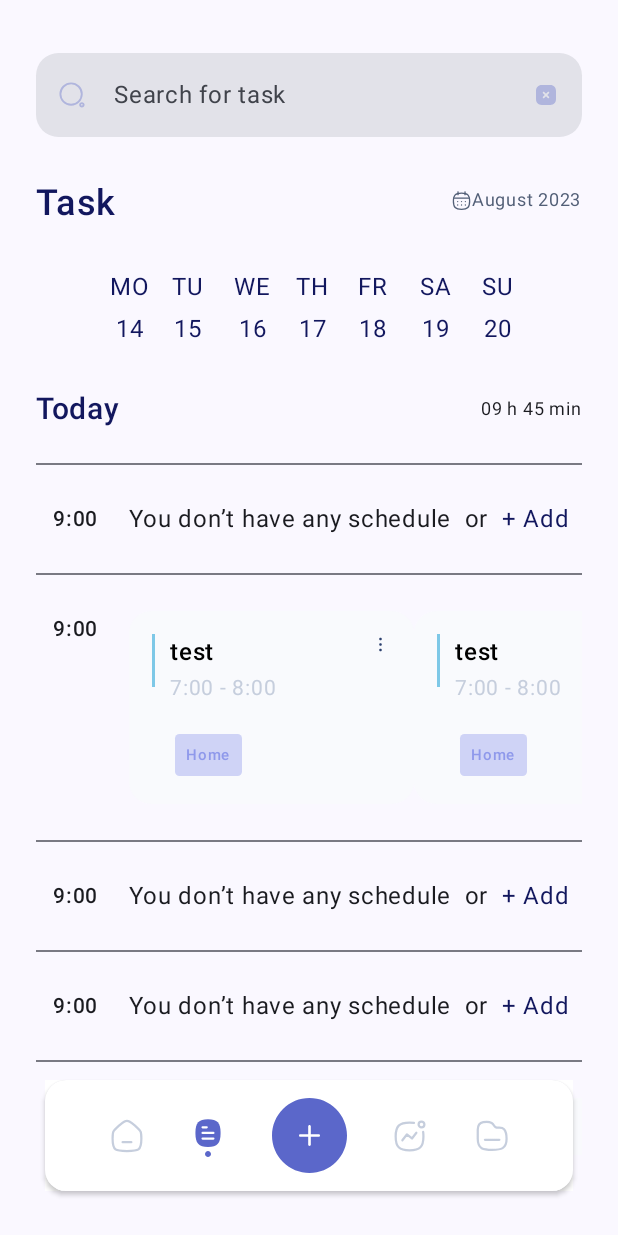
After one commit to reubennguyen224/DemoCompose, an Android app built with Jetpack Compose: the TaskScreen screen opened through its navigation route, on a phone screen of 412 x 824 dp. The commit adds this screen. Run offline under Robolectric (Android 15) with nearby library versions, the phone set to English and light mode, and no system bars.

Commit message:
task screen

```diff
--- a/app/src/main/java/com/demoapp/democompose/HomeActivity.kt
+++ b/app/src/main/java/com/demoapp/democompose/HomeActivity.kt
@@ -40,6 +40,7 @@ import androidx.navigation.compose.rememberNavController
 import com.demoapp.democompose.ui.screens.common.BottomBarScreen
 import com.demoapp.democompose.ui.screens.createtask.CreateTask
 import com.demoapp.democompose.ui.screens.home.HomeScreen
+import com.demoapp.democompose.ui.screens.task.TaskScreen
 import com.demoapp.democompose.ui.theme.DemoComposeTheme
 import com.demoapp.democompose.ui.theme.white
 
@@ -61,7 +62,7 @@ fun HomeApp() {
         modifier = Modifier.fillMaxSize(),
         color = MaterialTheme.colorScheme.background
     ) {
-
+        BottomNav()
     }
 }
 
@@ -78,7 +79,7 @@ fun HomeAppNavHost(
             HomeScreen()
         }
         composable(route = BottomBarScreen.Document.route) {
-
+            TaskScreen()
         }
         composable(route = BottomBarScreen.Create.route) {
             CreateTask()
@@ -159,7 +160,7 @@ fun RowScope.AddItem(
             }
         }
     ) {
-        Column {
+        Column(horizontalAlignment = Alignment.CenterHorizontally) {
             Image(
                 painter = painterResource(id = if (selected) screen.icon_focused else screen.icon),
                 contentDescription = "icon"
--- a/app/src/main/java/com/demoapp/democompose/ui/screens/common/CardTask.kt
+++ b/app/src/main/java/com/demoapp/democompose/ui/screens/common/CardTask.kt
@@ -79,6 +79,43 @@ fun ItemTask(modifier: Modifier = Modifier, task: Task = Task()) {
     }
 }
 
+@Composable
+fun SmallItemTask(modifier: Modifier = Modifier, task: Task = Task()) {
+    Card(
+        modifier = modifier, shape = RoundedCornerShape(15.dp),
+        colors = CardDefaults.cardColors(cardColor)
+    ) {
+        Row(modifier = Modifier
+            .width(190.dp)
+            .padding(15.dp),
+            horizontalArrangement = Arrangement.SpaceBetween){
+            Column(horizontalAlignment = Alignment.Start, modifier = Modifier) {
+                Row {
+                    Divider(modifier = Modifier
+                        .width(2.dp)
+                        .height(35.dp), color = getColor(task)
+                    )
+                    Column {
+                        Text(text = task.title, fontWeight = FontWeight.Medium, fontSize = 16.sp, color = textColor, modifier = Modifier.padding(start = 10.dp))
+                        Text(text = buildAnnotatedString {
+                            append(task.timeBegin)
+                            append(" - ")
+                            append(task.timeEnd)
+                        }, color = hintColor, fontSize = 14.sp, modifier = Modifier.padding(start = 10.dp))
+
+                        LazyRow(modifier = Modifier.padding(top = 15.dp, start = 10.dp)){
+                            items(task.tags){
+                                Tag(name = it.name)
+                            }
+                        }
+                    }
+                }
+            }
+            Image(painter = painterResource(id = R.drawable.ic_more), contentDescription = "more")
+        }
+    }
+}
+
 fun getColor(task: Task): Color{
     return when (task.status) {
         StatusTask.Completed -> bgComplete
--- a/app/src/main/java/com/demoapp/democompose/ui/screens/common/CustomTextField.kt
+++ b/app/src/main/java/com/demoapp/democompose/ui/screens/common/CustomTextField.kt
@@ -1,5 +1,6 @@
 package com.demoapp.democompose.ui.screens.common
 
+import android.annotation.SuppressLint
 import androidx.compose.foundation.layout.Column
 import androidx.compose.foundation.layout.padding
 import androidx.compose.foundation.layout.size
@@ -77,6 +78,7 @@ fun CustomTextField(
     )
 }
 
+@SuppressLint("SuspiciousIndentation")
 @OptIn(ExperimentalMaterial3Api::class, ExperimentalComposeUiApi::class)
 @Composable
 fun PasswordTextField(
--- a/app/src/main/java/com/demoapp/democompose/ui/screens/createtask/CreateTask.kt
+++ b/app/src/main/java/com/demoapp/democompose/ui/screens/createtask/CreateTask.kt
@@ -5,26 +5,53 @@ import androidx.compose.foundation.layout.Arrangement
 import androidx.compose.foundation.layout.Column
 import androidx.compose.foundation.layout.Row
 import androidx.compose.foundation.layout.fillMaxWidth
+import androidx.compose.foundation.layout.padding
+import androidx.compose.foundation.layout.wrapContentHeight
+import androidx.compose.foundation.rememberScrollState
+import androidx.compose.foundation.verticalScroll
 import androidx.compose.material3.Text
 import androidx.compose.runtime.Composable
 import androidx.compose.ui.Alignment
 import androidx.compose.ui.Modifier
 import androidx.compose.ui.res.painterResource
+import androidx.compose.ui.text.font.FontWeight
+import androidx.compose.ui.text.style.TextAlign
 import androidx.compose.ui.tooling.preview.Preview
+import androidx.compose.ui.unit.dp
+import androidx.compose.ui.unit.sp
 import com.demoapp.democompose.R
+import com.demoapp.democompose.ui.theme.titleColor
 
 @Composable
-fun CreateTask(){
-    Column {
-        Row(modifier = Modifier.fillMaxWidth(), horizontalArrangement = Arrangement.Start) {
+fun CreateTask() {
+    Column(
+        modifier = Modifier
+            .padding(top = 30.dp)
+            .verticalScroll(rememberScrollState())
+    ) {
+        Row(
+            modifier = Modifier
+                .fillMaxWidth()
+                .wrapContentHeight(),
+            horizontalArrangement = Arrangement.Start,
+            verticalAlignment = Alignment.CenterVertically
+        ) {
             Image(painter = painterResource(id = R.drawable.ic_back), contentDescription = "back")
-            Text(text = "Add Task")
+            Text(
+                text = "Add Task",
+                modifier = Modifier.fillMaxWidth(),
+                fontWeight = FontWeight.SemiBold,
+                fontSize = 18.sp,
+                color = titleColor,
+                textAlign = TextAlign.Center
+            )
         }
+
     }
 }
 
-@Preview(showBackground = true)
+@Preview(showBackground = true, showSystemUi = true)
 @Composable
-fun Preview(){
+fun Preview() {
     CreateTask()
 }
--- a/app/src/main/java/com/demoapp/democompose/ui/screens/home/HomeScreen.kt
+++ b/app/src/main/java/com/demoapp/democompose/ui/screens/home/HomeScreen.kt
@@ -1,9 +1,11 @@
 package com.demoapp.democompose.ui.screens.home
 
 import androidx.compose.foundation.Image
+import androidx.compose.foundation.clickable
 import androidx.compose.foundation.layout.Arrangement
 import androidx.compose.foundation.layout.Column
 import androidx.compose.foundation.layout.Row
+import androidx.compose.foundation.layout.Spacer
 import androidx.compose.foundation.layout.fillMaxWidth
 import androidx.compose.foundation.layout.padding
 import androidx.compose.foundation.lazy.LazyColumn
@@ -46,7 +48,7 @@ fun HomeScreen() {
             )
         )
     )
-    LazyColumn() {
+    LazyColumn(modifier = Modifier.padding(bottom = 100.dp)) {
         items(tempList) { item ->
             when (item) {
                 is User -> {
@@ -119,7 +121,7 @@ fun HomeScreen() {
                         )
                     }
                     item.list.forEach {
-                        ItemTask(task = it, modifier = Modifier.padding(start = 24.dp, end = 24.dp, top = 10.dp))
+                        ItemTask(task = it, modifier = Modifier.padding(start = 24.dp, end = 24.dp, top = 10.dp).clickable {  })
                     }
                 }
             }
--- /dev/null
+++ b/app/src/main/java/com/demoapp/democompose/ui/screens/task/Day.kt
@@ -0,0 +1,24 @@
+package com.demoapp.democompose.ui.screens.task
+
+import com.demoapp.democompose.ui.screens.home.state.ListTask
+
+data class Day(
+    val dayNumber: String = "14",
+    val day: String = "MO",
+    val isSelected: Boolean = false
+)
+data class DayList(
+    val list: List<Day> = listOf(
+        Day(day = "MO", dayNumber = "14"),
+        Day(day = "TU", dayNumber = "15"),
+        Day(day = "WE", dayNumber = "16"),
+        Day(day = "TH", dayNumber = "17"),
+        Day(day = "FR", dayNumber = "18"),
+        Day(day = "SA", dayNumber = "19"),
+        Day(day = "SU", dayNumber = "20"),
+    )
+)
+data class TaskList(
+    val time: String = "9:00",
+    val listTask: ListTask = ListTask()
+)
--- /dev/null
+++ b/app/src/main/java/com/demoapp/democompose/ui/screens/task/TaskScreen.kt
@@ -0,0 +1,247 @@
+package com.demoapp.democompose.ui.screens.task
+
+import androidx.compose.foundation.Image
+import androidx.compose.foundation.clickable
+import androidx.compose.foundation.layout.Arrangement
+import androidx.compose.foundation.layout.Column
+import androidx.compose.foundation.layout.PaddingValues
+import androidx.compose.foundation.layout.Row
+import androidx.compose.foundation.layout.fillMaxWidth
+import androidx.compose.foundation.layout.height
+import androidx.compose.foundation.layout.padding
+import androidx.compose.foundation.layout.width
+import androidx.compose.foundation.lazy.LazyColumn
+import androidx.compose.foundation.lazy.LazyRow
+import androidx.compose.foundation.lazy.items
+import androidx.compose.foundation.shape.RoundedCornerShape
+import androidx.compose.foundation.text.KeyboardOptions
+import androidx.compose.material3.Card
+import androidx.compose.material3.CardDefaults
+import androidx.compose.material3.Divider
+import androidx.compose.material3.ExperimentalMaterial3Api
+import androidx.compose.material3.Icon
+import androidx.compose.material3.IconButton
+import androidx.compose.material3.Text
+import androidx.compose.material3.TextField
+import androidx.compose.material3.TextFieldDefaults
+import androidx.compose.runtime.Composable
+import androidx.compose.ui.Alignment
+import androidx.compose.ui.Modifier
+import androidx.compose.ui.graphics.ColorFilter
+import androidx.compose.ui.res.painterResource
+import androidx.compose.ui.text.SpanStyle
+import androidx.compose.ui.text.TextStyle
+import androidx.compose.ui.text.buildAnnotatedString
+import androidx.compose.ui.text.font.FontWeight
+import androidx.compose.ui.text.input.ImeAction
+import androidx.compose.ui.text.input.KeyboardType
+import androidx.compose.ui.text.withStyle
+import androidx.compose.ui.tooling.preview.Preview
+import androidx.compose.ui.unit.dp
+import androidx.compose.ui.unit.sp
+import com.demoapp.democompose.R
+import com.demoapp.democompose.ui.screens.common.SmallItemTask
+import com.demoapp.democompose.ui.screens.home.state.ListTask
+import com.demoapp.democompose.ui.screens.home.state.Task
+import com.demoapp.democompose.ui.theme.primaryColor
+import com.demoapp.democompose.ui.theme.subTitleText
+import com.demoapp.democompose.ui.theme.textColor
+import com.demoapp.democompose.ui.theme.tintSearch
+import com.demoapp.democompose.ui.theme.titleColor
+import com.demoapp.democompose.ui.theme.trans
+import com.demoapp.democompose.ui.theme.white
+
+@Preview(showBackground = true, showSystemUi = true)
+@Composable
+fun PreviewTaskScreen() {
+    TaskScreen()
+}
+
+@Composable
+fun TaskScreen(
+
+) {
+    val dayList = DayList()
+    val dumpListTak: List<TaskList> = listOf(
+        TaskList(), TaskList(
+            listTask = ListTask(
+                listOf(
+                    Task(title = "test", timeBegin = "7:00", timeEnd = "8:00"),
+                    Task(title = "test", timeBegin = "7:00", timeEnd = "8:00")
+                )
+            )
+        ), TaskList(), TaskList(), TaskList(
+            listTask = ListTask(
+                listOf(
+                    Task(title = "test", timeBegin = "7:00", timeEnd = "8:00"),
+                    Task(title = "test", timeBegin = "7:00", timeEnd = "8:00")
+                )
+            )
+        )
+    )
+    Column(
+        modifier = Modifier
+            .fillMaxWidth()
+            .padding(top = 35.dp, bottom = 30.dp),
+        horizontalAlignment = Alignment.CenterHorizontally,
+    ) {
+        SearchBox(
+            value = "", onValueChange = {}, modifier = Modifier
+                .fillMaxWidth()
+                .padding(start = 24.dp, end = 24.dp)
+        )
+        Row(
+            modifier = Modifier
+                .fillMaxWidth()
+                .padding(start = 24.dp, end = 24.dp, top = 30.dp),
+            horizontalArrangement = Arrangement.SpaceBetween
+        ) {
+            Text(
+                text = "Task",
+                fontWeight = FontWeight.SemiBold,
+                fontSize = 24.sp,
+                color = titleColor
+            )
+            Row(verticalAlignment = Alignment.CenterVertically) {
+                Image(
+                    painter = painterResource(id = R.drawable.ic_calendar),
+                    contentDescription = "icon",
+                    colorFilter = ColorFilter.tint(subTitleText)
+                )
+                Text(text = "August 2023", color = subTitleText, fontSize = 12.sp)
+            }
+        }
+        LazyRow(modifier = Modifier.padding(top = 16.dp), contentPadding = PaddingValues(2.dp)) {
+            items(dayList.list) {
+                DayItem(day = it.day, dayNumber = it.dayNumber)
+            }
+        }
+        Row(
+            modifier = Modifier
+                .fillMaxWidth()
+                .padding(start = 24.dp, end = 24.dp, top = 20.dp),
+            horizontalArrangement = Arrangement.SpaceBetween
+        ) {
+            Text(
+                text = "Today",
+                fontSize = 20.sp,
+                fontWeight = FontWeight.Medium,
+                color = titleColor
+            )
+            Text(
+                text = "09 h 45 min",
+                modifier = Modifier.align(Alignment.CenterVertically),
+                fontSize = 12.sp
+            )
+        }
+        LazyColumn(modifier = Modifier.padding(24.dp)) {
+            items(dumpListTak) {
+                Divider(thickness = 1.dp, modifier = Modifier.fillMaxWidth())
+                Row(
+                    modifier = Modifier
+                        .padding(top = 24.dp, bottom = 24.dp)
+                        .fillMaxWidth()
+                ) {
+                    Text(
+                        text = it.time,
+                        fontWeight = FontWeight.Medium,
+                        fontSize = 14.sp,
+                        modifier = Modifier.padding(start = 11.dp)
+                    )
+                    LazyRow(modifier = Modifier.padding(start = 20.dp)) {
+                        when (it.listTask.list.size) {
+                            0 -> {
+                                item {
+                                    Text(text = buildAnnotatedString {
+                                        append("You don’t have any schedule  or  ")
+                                        withStyle(style = SpanStyle(color = titleColor)) {
+                                            append("+ Add")
+                                        }
+                                    })
+                                }
+                            }
+
+                            else -> {
+                                items(it.listTask.list) {
+                                    SmallItemTask(task = it)
+                                }
+                            }
+                        }
+                    }
+                }
+            }
+        }
+    }
+}
+
+@Composable
+fun DayItem(
+    day: String,
+    isSelected: Boolean = false,
+    dayNumber: String
+) {
+    Card(
+        shape = RoundedCornerShape(12.dp),
+        modifier = Modifier
+            .height(71.dp)
+            .width(41.dp)
+            .clickable { },
+        colors = CardDefaults.cardColors(if (isSelected) primaryColor else trans)
+    ) {
+        Column(
+            horizontalAlignment = Alignment.CenterHorizontally,
+            verticalArrangement = Arrangement.Center
+        ) {
+            Text(
+                text = day, color = if (isSelected) white else titleColor, modifier = Modifier
+                    .align(Alignment.CenterHorizontally)
+                    .padding(top = 12.dp, start = 12.dp)
+            )
+            Text(
+                text = dayNumber, color = if (isSelected) white else titleColor, modifier = Modifier
+                    .align(Alignment.CenterHorizontally)
+                    .padding(top = 4.dp, start = 12.dp)
+            )
+        }
+    }
+}
+
+@OptIn(ExperimentalMaterial3Api::class)
+@Composable
+fun SearchBox(
+    modifier: Modifier = Modifier, value: String,
+    onValueChange: (String) -> Unit,
+    imeAction: ImeAction = ImeAction.Search,
+    keyboardType: KeyboardType = KeyboardType.Text,
+) {
+
+    TextField(
+        value = value,
+        onValueChange = onValueChange,
+        modifier = modifier,
+        shape = RoundedCornerShape(15.dp),
+        placeholder = { Text(text = "Search for task") },
+        textStyle = TextStyle(color = textColor),
+        keyboardOptions = KeyboardOptions(keyboardType = keyboardType, imeAction = imeAction),
+        colors = TextFieldDefaults.textFieldColors(
+            unfocusedIndicatorColor = trans,
+            focusedIndicatorColor = trans
+        ),
+        leadingIcon = {
+            Icon(
+                painter = painterResource(id = R.drawable.ic_search),
+                contentDescription = "icon",
+                tint = tintSearch
+            )
+        },
+        trailingIcon = {
+            IconButton(onClick = {}) {
+                Icon(
+                    painter = painterResource(id = R.drawable.ic_close_square),
+                    contentDescription = "icon",
+                    tint = tintSearch
+                )
+            }
+        }
+    )
+}
--- a/app/src/main/java/com/demoapp/democompose/ui/theme/Color.kt
+++ b/app/src/main/java/com/demoapp/democompose/ui/theme/Color.kt
@@ -26,3 +26,5 @@ val tagTextColor = Color(0xFF8F99EB)
 val bgComplete = Color(0xFF7EC8E7)
 val bgCancel = Color(0xFFE88B8C)
 val bgOngoing = Color(0xFFD1FEFF)
+val tintSearch = Color(0xFFB0B5DD)
+val subTitleText = Color(0xFF525F77)
--- /dev/null
+++ b/app/src/main/res/drawable/ic_calendar.xml
@@ -0,0 +1,77 @@
+<vector xmlns:android="http://schemas.android.com/apk/res/android"
+    android:width="14dp"
+    android:height="14dp"
+    android:viewportWidth="14"
+    android:viewportHeight="14">
+  <path
+      android:pathData="M1.604,7.452C1.604,3.395 2.957,2.043 7.014,2.043C11.071,2.043 12.424,3.395 12.424,7.452C12.424,11.51 11.071,12.862 7.014,12.862C2.957,12.862 1.604,11.51 1.604,7.452Z"
+      android:strokeLineJoin="round"
+      android:strokeWidth="0.875"
+      android:fillColor="#00000000"
+      android:fillType="evenOdd"
+      android:strokeColor="#525F77"
+      android:strokeLineCap="round"/>
+  <path
+      android:pathData="M1.765,5.439H12.269"
+      android:strokeLineJoin="round"
+      android:strokeWidth="0.875"
+      android:fillColor="#00000000"
+      android:strokeColor="#525F77"
+      android:strokeLineCap="round"/>
+  <path
+      android:pathData="M9.583,7.736H9.588"
+      android:strokeLineJoin="round"
+      android:strokeWidth="0.875"
+      android:fillColor="#00000000"
+      android:strokeColor="#525F77"
+      android:strokeLineCap="round"/>
+  <path
+      android:pathData="M7.017,7.736H7.022"
+      android:strokeLineJoin="round"
+      android:strokeWidth="0.875"
+      android:fillColor="#00000000"
+      android:strokeColor="#525F77"
+      android:strokeLineCap="round"/>
+  <path
+      android:pathData="M4.446,7.736H4.451"
+      android:strokeLineJoin="round"
+      android:strokeWidth="0.875"
+      android:fillColor="#00000000"
+      android:strokeColor="#525F77"
+      android:strokeLineCap="round"/>
+  <path
+      android:pathData="M9.583,9.983H9.588"
+      android:strokeLineJoin="round"
+      android:strokeWidth="0.875"
+      android:fillColor="#00000000"
+      android:strokeColor="#525F77"
+      android:strokeLineCap="round"/>
+  <path
+      android:pathData="M7.017,9.983H7.022"
+      android:strokeLineJoin="round"
+      android:strokeWidth="0.875"
+      android:fillColor="#00000000"
+      android:strokeColor="#525F77"
+      android:strokeLineCap="round"/>
+  <path
+      android:pathData="M4.446,9.983H4.451"
+      android:strokeLineJoin="round"
+      android:strokeWidth="0.875"
+      android:fillColor="#00000000"
+      android:strokeColor="#525F77"
+      android:strokeLineCap="round"/>
+  <path
+      android:pathData="M9.353,1.196V3.099"
+      android:strokeLineJoin="round"
+      android:strokeWidth="0.875"
+      android:fillColor="#00000000"
+      android:strokeColor="#525F77"
+      android:strokeLineCap="round"/>
+  <path
+      android:pathData="M4.681,1.196V3.099"
+      android:strokeLineJoin="round"
+      android:strokeWidth="0.875"
+      android:fillColor="#00000000"
+      android:strokeColor="#525F77"
+      android:strokeLineCap="round"/>
+</vector>
--- /dev/null
+++ b/app/src/main/res/drawable/ic_close_square.xml
@@ -0,0 +1,10 @@
+<vector xmlns:android="http://schemas.android.com/apk/res/android"
+    android:width="16dp"
+    android:height="16dp"
+    android:viewportWidth="16"
+    android:viewportHeight="16">
+  <path
+      android:pathData="M5.113,1.333H10.893C13.153,1.333 14.667,2.919 14.667,5.279V10.727C14.667,13.08 13.153,14.666 10.893,14.666H5.113C2.853,14.666 1.333,13.08 1.333,10.727V5.279C1.333,2.919 2.853,1.333 5.113,1.333ZM10.007,9.999C10.233,9.773 10.233,9.407 10.007,9.18L8.82,7.993L10.007,6.806C10.233,6.58 10.233,6.207 10.007,5.98C9.78,5.753 9.413,5.753 9.18,5.98L8,7.166L6.813,5.98C6.58,5.753 6.213,5.753 5.986,5.98C5.76,6.207 5.76,6.58 5.986,6.806L7.173,7.993L5.986,9.173C5.76,9.407 5.76,9.773 5.986,9.999C6.1,10.113 6.253,10.173 6.4,10.173C6.553,10.173 6.7,10.113 6.813,9.999L8,8.82L9.186,9.999C9.3,10.12 9.446,10.173 9.593,10.173C9.746,10.173 9.893,10.113 10.007,9.999Z"
+      android:fillColor="#B0B5DD"
+      android:fillType="evenOdd"/>
+</vector>
--- /dev/null
+++ b/app/src/main/res/drawable/ic_search.xml
@@ -0,0 +1,22 @@
+<vector xmlns:android="http://schemas.android.com/apk/res/android"
+    android:width="20dp"
+    android:height="20dp"
+    android:viewportWidth="20"
+    android:viewportHeight="20">
+  <path
+      android:pathData="M9.396,2.262C13.336,2.262 16.53,5.456 16.53,9.396C16.53,13.337 13.336,16.53 9.396,16.53C5.456,16.53 2.262,13.337 2.262,9.396C2.262,5.456 5.456,2.262 9.396,2.262Z"
+      android:strokeLineJoin="round"
+      android:strokeWidth="1.25"
+      android:fillColor="#00000000"
+      android:fillType="evenOdd"
+      android:strokeColor="#B0B5DD"
+      android:strokeLineCap="round"/>
+  <path
+      android:pathData="M16.582,15.406C17.232,15.406 17.758,15.933 17.758,16.582C17.758,17.232 17.232,17.758 16.582,17.758C15.933,17.758 15.406,17.232 15.406,16.582C15.406,15.933 15.933,15.406 16.582,15.406Z"
+      android:strokeLineJoin="round"
+      android:strokeWidth="1.25"
+      android:fillColor="#00000000"
+      android:fillType="evenOdd"
+      android:strokeColor="#B0B5DD"
+      android:strokeLineCap="round"/>
+</vector>
```
